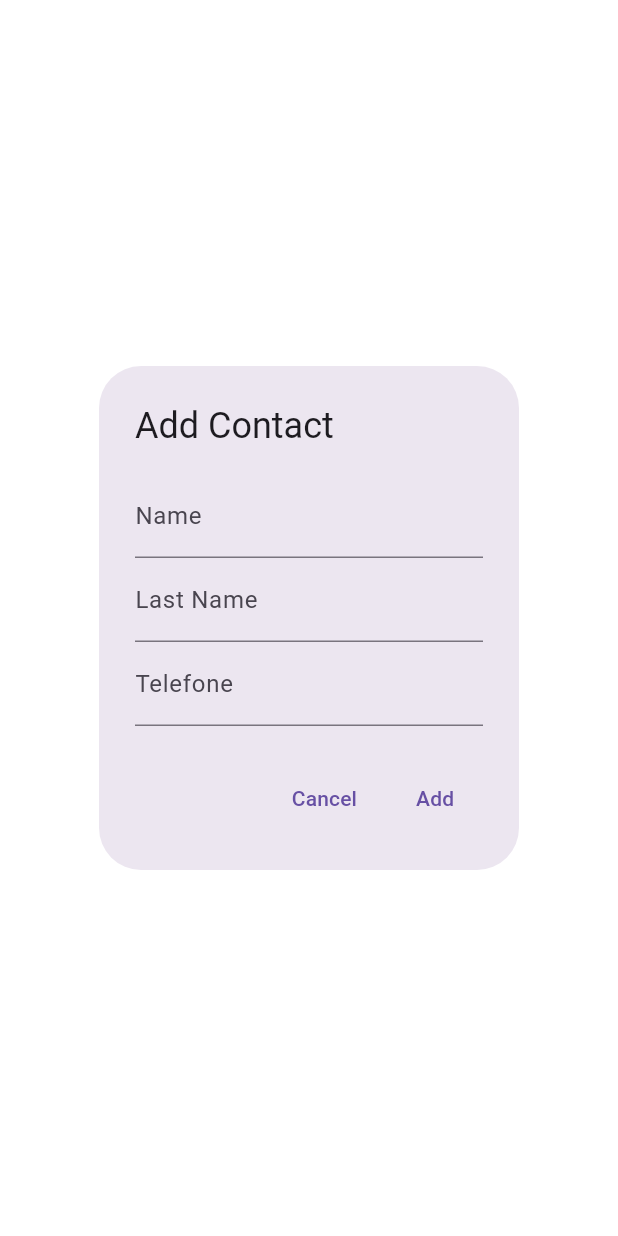
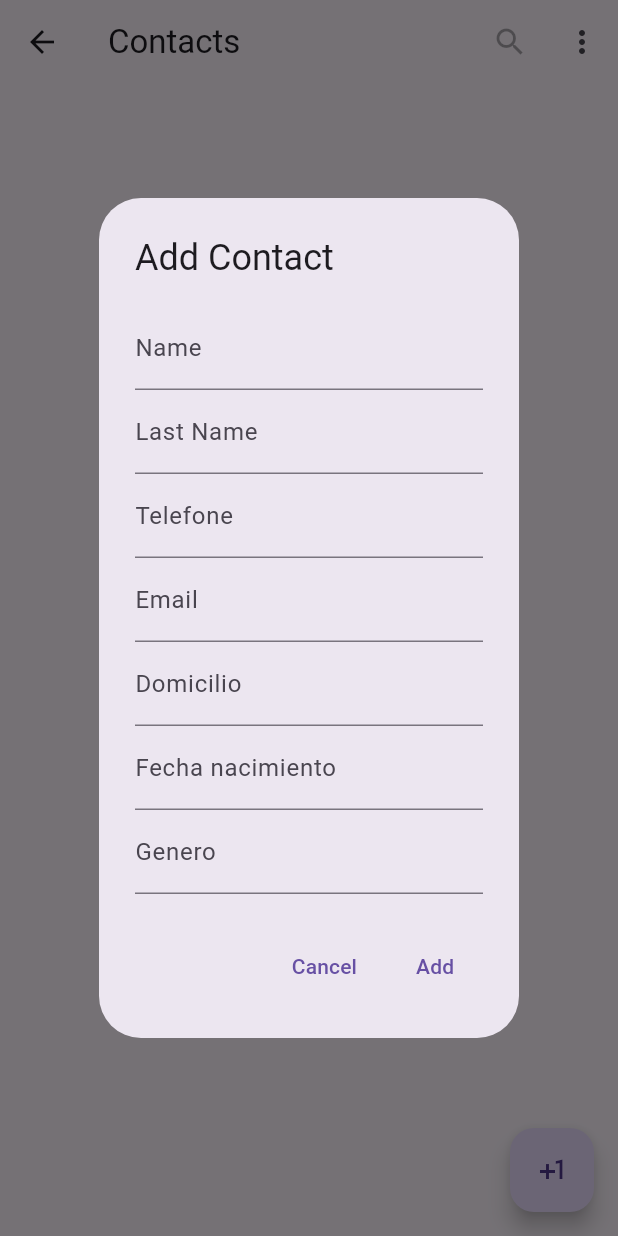
Before and after one commit to MassimoDamiano/my_agenda, a Flutter app: the Contacts screen opened directly, after a tap on the "plus one" icon, on a phone screen of 412 x 824 dp. Run offline on Flutter 3.47's test engine with Material 3 defaults, Android fonts, the phone set to English and light mode, and no system bars; our stand-ins replace another_flushbar, dio, shared_preferences, sqflite; accounts and stored records are empty; network calls fail.

Commit message:
Adaptando back

```diff
--- a/lib/Model/contact.dart
+++ b/lib/Model/contact.dart
@@ -5,6 +5,11 @@ class Contact {
   final String name;
   final String lastName;
   final int tel;
+  final String email;
+  final String address;
+  final DateTime? birthDate;
+  final String gender;
+  final int userId;
   final ValueNotifier<int> cant;
 
   Contact({
@@ -12,28 +17,79 @@ class Contact {
     required this.name,
     required this.lastName,
     required this.tel,
+    this.email = '',
+    this.address = '',
+    this.birthDate,
+    this.gender = '',
+    this.userId = 0,
     required this.cant,
   });
 
-  @override
-  bool operator ==(Object other) {
-    // TODO: implement ==
-    return super == other;
+  factory Contact.fromJson(Map<String, dynamic> json) {
+    final telefono = json['telefono'] ?? json['tel'] ?? 0;
+    final usuarioId = json['usuarioId'] ?? json['userId'] ?? 0;
+
+    return Contact(
+      id: json['id'] ?? 0,
+      name: json['nombre'] ?? json['name'] ?? '',
+      lastName: json['apellido'] ?? json['lastName'] ?? '',
+      tel: int.tryParse(telefono.toString()) ?? 0,
+      email: json['email'] ?? '',
+      address: json['domicilio'] ?? json['address'] ?? '',
+      birthDate: DateTime.tryParse(
+        (json['fechaNacimiento'] ?? json['birthDate'] ?? '').toString(),
+      ),
+      gender: json['genero'] ?? json['gender'] ?? '',
+      userId: int.tryParse(usuarioId.toString()) ?? 0,
+      cant: ValueNotifier<int>(json['cant'] ?? json['cantidad'] ?? 1),
+    );
   }
 
-  @override
-  // TODO: implement hashCode
-  int get hashCode => super.hashCode;
-
-  Contact copyWith({int? id, String? name, int? tel}) =>
-      Contact(id: this.id, name: this.name,lastName: this.lastName, tel: this.tel, cant: this.cant);
+  Contact copyWith({
+    int? id,
+    String? name,
+    String? lastName,
+    int? tel,
+    String? email,
+    String? address,
+    DateTime? birthDate,
+    String? gender,
+    int? userId,
+  }) {
+    return Contact(
+      id: id ?? this.id,
+      name: name ?? this.name,
+      lastName: lastName ?? this.lastName,
+      tel: tel ?? this.tel,
+      email: email ?? this.email,
+      address: address ?? this.address,
+      birthDate: birthDate ?? this.birthDate,
+      gender: gender ?? this.gender,
+      userId: userId ?? this.userId,
+      cant: cant,
+    );
+  }
 
   Map<String, dynamic> toMap() => {
     "id": id,
     "name": name,
     "lastName": lastName,
     "tel": tel,
+    "address": address,
+    "birthDate": birthDate?.toIso8601String(),
+    "gender": gender,
+    "userId": userId,
     "cantidad": cant.value,
+  };
+
+  Map<String, dynamic> toJson() => {
+    "nombre": name,
+    "apellido": lastName,
+    "telefono": tel.toString(),
+    "email": email,
+    "domicilio": address,
+    "fechaNacimiento": birthDate?.toIso8601String(),
+    "genero": gender,
   };
 
   @override
@@ -41,5 +97,4 @@ class Contact {
     int valor = cant.value;
     return '{id: $id,Name: $name, Last Name: $lastName,Tel: $tel ,cantidad: $valor}  \n';
   }
-
 }
--- /dev/null
+++ b/lib/Model/db/auth_api.dart
@@ -0,0 +1,36 @@
+import 'package:my_agenda/Model/db/api_client.dart';
+import 'package:shared_preferences/shared_preferences.dart';
+
+class AuthApi {
+  Future<void> login(String email, String password) async {
+    final response = await ApiClient.dio.post(
+      '/api/auth/login',
+      data: {'email': email, 'password': password},
+    );
+
+    final token = response.data['token'] ?? response.data['Token'];
+
+    if (token == null) {
+      throw Exception('No se recibio token');
+    }
+
+    final prefs = await SharedPreferences.getInstance();
+    await prefs.setString('token', token.toString());
+    await prefs.setBool('isLoggedIn', true);
+    await prefs.setString('name', email);
+  }
+
+  Future<void> register(String email, String password) async {
+    await ApiClient.dio.post(
+      '/api/auth/register',
+      data: { 'email': email, 'password': password},
+    );
+  }
+
+  Future<void> logout() async {
+    final prefs = await SharedPreferences.getInstance();
+    await prefs.remove('token');
+    await prefs.remove('isLoggedIn');
+    await prefs.remove('name');
+  }
+}
--- /dev/null
+++ b/lib/Model/db/contactos_api.dart
@@ -0,0 +1,41 @@
+import 'package:my_agenda/Model/contact.dart';
+import 'package:my_agenda/Model/db/api_client.dart';
+
+class ContactosApi {
+  Future<List<Contact>> obtenerTodos() async {
+    final response = await ApiClient.dio.get('/minimal/contactos');
+    final List data = response.data;
+
+    return data
+        .map((json) => Contact.fromJson(Map<String, dynamic>.from(json)))
+        .toList();
+  }
+
+  Future<Contact> obtenerPorId(int id) async {
+    final response = await ApiClient.dio.get('/api/contacto/$id');
+
+    return Contact.fromJson(Map<String, dynamic>.from(response.data));
+  }
+
+  Future<Contact> agregar(Contact contact) async {
+    final response = await ApiClient.dio.post(
+      '/api/contacto/add',
+      data: contact.toJson(),
+    );
+
+    return Contact.fromJson(Map<String, dynamic>.from(response.data));
+  }
+
+  Future<Contact> editar(Contact contact) async {
+    final response = await ApiClient.dio.put(
+      '/api/contacto/edit/${contact.id}',
+      data: contact.toJson(),
+    );
+
+    return Contact.fromJson(Map<String, dynamic>.from(response.data));
+  }
+
+  Future<void> eliminar(int id) async {
+    await ApiClient.dio.delete('/api/contacto/delete/$id');
+  }
+}
--- a/lib/Model/db/db.dart
+++ b/lib/Model/db/db.dart
@@ -17,7 +17,6 @@ class ContactsDBHelper {
   static const _dbVersion = 1;
   static const _tableName = 'contacts';
 
-  Database? _db;
   final _initLock =
       Completer<
         void
@@ -81,7 +80,6 @@ class ContactsDBHelper {
     );
   }
 
-
   Future<List<Contact>> getContacts({
     String? search,
     String orderBy = 'name ASC',
@@ -101,8 +99,8 @@ class ContactsDBHelper {
       orderBy: orderBy,
     );
 
-    return rows.map(
-      (m) {
+    return rows
+        .map((m) {
           return Contact(
             id: m['id'] as int,
             name: m['name'] as String,
@@ -110,10 +108,8 @@ class ContactsDBHelper {
             tel: m['tel'] as int,
             cant: ValueNotifier<int>(m['cant'] as int),
           );
-      },
-    ).toList(growable: false);
-
-
+        })
+        .toList(growable: false);
   }
 
   Future<int> updateContact(Contact contact) async {
--- a/lib/Providers/contacts_provider.dart
+++ b/lib/Providers/contacts_provider.dart
@@ -7,7 +7,7 @@ import 'package:my_agenda/Model/contact.dart';
 class CProvider extends ChangeNotifier {
   final _db = ContactsDBHelper.instance;
 
-  List<Contact> _contacts = [];
+  final List<Contact> _contacts = [];
   bool _isLoading = false;
 
   UnmodifiableListView<Contact> get contacts => UnmodifiableListView(_contacts);
@@ -55,8 +55,6 @@ class CProvider extends ChangeNotifier {
       return true;
     }
     return false;
-
-
   }
 
   void eliminarContact(int id) async {
--- a/lib/Providers/provider.dart
+++ b/lib/Providers/provider.dart
@@ -1,40 +1,53 @@
+import 'dart:collection';
+
 import 'package:flutter/material.dart';
 import 'package:my_agenda/Model/contact.dart';
-import 'dart:collection';
+import 'package:my_agenda/Model/db/contactos_api.dart';
 
 class ContactsProvider extends ChangeNotifier {
+  final ContactosApi _api = ContactosApi();
   List<Contact> _contacts = [];
+  bool _isLoading = false;
 
   UnmodifiableListView<Contact> get items => UnmodifiableListView(_contacts);
+  bool get isLoading => _isLoading;
 
   Set<Contact> contactSelected = {};
 
   int get cantContacts => _contacts.length;
 
-  // ✅ Constructor correcto
-  ContactsProvider() {
-    generateContacts();
+  Future<void> cargarContacts() async {
+    _isLoading = true;
+    notifyListeners();
+
+    try {
+      _contacts = await _api.obtenerTodos();
+    } finally {
+      _isLoading = false;
+      notifyListeners();
+    }
   }
 
-  void generateContacts() {
-    _contacts.add(
-      Contact(id: 1, name: "Massimo",lastName: "Massimo",  tel: 3512897267, cant: ValueNotifier(1)),
-    );
-    _contacts.add(
-      Contact(id: 2, name: "faximo",lastName: "Massimo",   tel: 3512896667, cant: ValueNotifier(1)),
-    );
-    _contacts.add(
-      Contact(id: 3, name: "gateo",lastName: "Massimo",  tel: 3515877267, cant: ValueNotifier(1)),
-    );
-  }
-
-  void addContact(Contact contact) {
-    _contacts.add(contact);
+  Future<void> addContact(Contact contact) async {
+    final creado = await _api.agregar(contact);
+    _contacts.add(creado);
     notifyListeners();
   }
 
-  void removeContact(Contact contact) {
-    _contacts.remove(contact); // 🔥 antes estaba MAL
+  Future<void> updateContact(Contact contact) async {
+    final editado = await _api.editar(contact);
+    final index = _contacts.indexWhere((c) => c.id == editado.id);
+
+    if (index != -1) {
+      _contacts[index] = editado;
+      notifyListeners();
+    }
+  }
+
+  Future<void> removeContact(Contact contact) async {
+    await _api.eliminar(contact.id);
+
+    _contacts.removeWhere((c) => c.id == contact.id);
     notifyListeners();
   }
 }
--- a/lib/Screens/contacts.dart
+++ b/lib/Screens/contacts.dart
@@ -1,4 +1,5 @@
 import 'package:flutter/material.dart';
+import 'package:my_agenda/Providers/login_provider.dart';
 import 'package:my_agenda/Providers/provider.dart';
 import 'package:my_agenda/widgets/addContactForm.dart';
 import 'package:my_agenda/widgets/list_contacts.dart';
@@ -13,6 +14,14 @@ class Contacts extends StatefulWidget {
 
 class _ContactsState extends State<Contacts> {
   @override
+  void initState() {
+    super.initState();
+    WidgetsBinding.instance.addPostFrameCallback((_) {
+      context.read<ContactsProvider>().cargarContacts();
+    });
+  }
+
+  @override
   Widget build(BuildContext context) {
     return Scaffold(
       appBar: AppBar(
@@ -20,9 +29,20 @@ class _ContactsState extends State<Contacts> {
 
         actions: [
           IconButton(onPressed: (null), icon: Icon(Icons.search)),
-          PopupMenuButton(
+          PopupMenuButton<String>(
+            onSelected: (value) async {
+              if (value == "logout") {
+                await context.read<LoginProvider>().logout();
+
+                Navigator.pushNamedAndRemoveUntil(
+                  context,
+                  '/login',
+                  (route) => false,
+                );
+              }
+            },
             itemBuilder: (context) => [
-              PopupMenuItem(value: "logout", child: Text("Logout")),
+              const PopupMenuItem(value: "logout", child: Text("Logout")),
             ],
           ),
         ],
@@ -30,9 +50,9 @@ class _ContactsState extends State<Contacts> {
       body: ListContacts(),
       floatingActionButton: FloatingActionButton(
         onPressed: () {
-          Navigator.push(
-            context,
-            MaterialPageRoute(builder: (context) => const Addcontactform()),
+          showDialog(
+            context: context,
+            builder: (context) => const Addcontactform(),
           );
         },
         child: Icon(Icons.plus_one_outlined),
--- a/lib/main.dart
+++ b/lib/main.dart
@@ -24,11 +24,10 @@ class MyApp extends StatelessWidget {
         title: "Contacts",
         debugShowCheckedModeBanner: false,
         home: Selector<LoginProvider, bool>(
-
           //Utilizamos selector porque buscamos que al recibir un cambio en el login provider
           // solamente llegue al build  cuando sufra un cambio isLoggedIn
-
-          selector: (_, p) => p.isLoggedIn, // verifica si tengo una sesion activa
+          selector: (_, p) =>
+              p.isLoggedIn, // verifica si tengo una sesion activa
 
           builder: (_, isLoggedIn, __) =>
               isLoggedIn ? const Contacts() : const Login(),
--- a/lib/widgets/addContactForm.dart
+++ b/lib/widgets/addContactForm.dart
@@ -4,7 +4,9 @@ import 'package:my_agenda/Providers/provider.dart';
 import 'package:provider/provider.dart';
 
 class Addcontactform extends StatefulWidget {
-  const Addcontactform({super.key});
+  final Contact? contact;
+
+  const Addcontactform({super.key, this.contact});
 
   @override
   State<Addcontactform> createState() => _AddcontactformState();
@@ -14,30 +16,61 @@ class _AddcontactformState extends State<Addcontactform> {
   final _nameController = TextEditingController();
   final _lastNameController = TextEditingController();
   final _telController = TextEditingController();
+  final _emailController = TextEditingController();
+  final _addressController = TextEditingController();
+  final _birthDateController = TextEditingController();
+  final _genderController = TextEditingController();
 
   Contact get _contact => Contact(
-    id: 0,
+    id: widget.contact?.id ?? 0,
     name: _nameController.text,
     lastName: _lastNameController.text,
     tel: int.tryParse(_telController.text) ?? 0,
+    email: _emailController.text,
+    address: _addressController.text,
+    birthDate: DateTime.tryParse(_birthDateController.text),
+    gender: _genderController.text,
+    userId: widget.contact?.userId ?? 0,
     cant: ValueNotifier<int>(1),
   );
+
+  bool get _isEditing => widget.contact != null;
+
+  @override
+  void initState() {
+    super.initState();
+
+    final contact = widget.contact;
+    if (contact != null) {
+      _nameController.text = contact.name;
+      _lastNameController.text = contact.lastName;
+      _telController.text = contact.tel.toString();
+      _emailController.text = contact.email;
+      _addressController.text = contact.address;
+      _birthDateController.text =
+          contact.birthDate?.toIso8601String().split('T').first ?? '';
+      _genderController.text = contact.gender;
+    }
+  }
 
   @override
   void dispose() {
     _nameController.dispose();
     _lastNameController.dispose();
     _telController.dispose();
+    _emailController.dispose();
+    _addressController.dispose();
+    _birthDateController.dispose();
+    _genderController.dispose();
     super.dispose();
   }
 
   @override
   Widget build(BuildContext context) {
-    final provider = context.watch<ContactsProvider>();
-
     return AlertDialog(
-      title: const Text("Add Contact"),
-      content: Column(
+      title: Text(_isEditing ? "Edit Contact" : "Add Contact"),
+      content: SingleChildScrollView(
+        child: Column(
           mainAxisSize: MainAxisSize.min,
           children: [
             TextField(
@@ -52,7 +85,27 @@ class _AddcontactformState extends State<Addcontactform> {
               controller: _telController,
               decoration: const InputDecoration(labelText: "Telefone"),
             ),
+            TextField(
+              controller: _emailController,
+              decoration: const InputDecoration(labelText: "Email"),
+            ),
+            TextField(
+              controller: _addressController,
+              decoration: const InputDecoration(labelText: "Domicilio"),
+            ),
+            TextField(
+              controller: _birthDateController,
+              decoration: const InputDecoration(
+                labelText: "Fecha nacimiento",
+                hintText: "yyyy-mm-dd",
+              ),
+            ),
+            TextField(
+              controller: _genderController,
+              decoration: const InputDecoration(labelText: "Genero"),
+            ),
           ],
+        ),
       ),
       actions: [
         TextButton(
@@ -60,11 +113,19 @@ class _AddcontactformState extends State<Addcontactform> {
           child: const Text("Cancel"),
         ),
         TextButton(
-          onPressed: () {
-            provider.addContact(_contact);
+          onPressed: () async {
+            final provider = context.read<ContactsProvider>();
+
+            if (_isEditing) {
+              await provider.updateContact(_contact);
+            } else {
+              await provider.addContact(_contact);
+            }
+
+            if (!context.mounted) return;
             Navigator.of(context).pop();
           },
-          child: const Text("Add"),
+          child: Text(_isEditing ? "Save" : "Add"),
         ),
       ],
     );
--- a/pubspec.yaml
+++ b/pubspec.yaml
@@ -31,6 +31,7 @@ dependencies:
   flutter:
     sdk: flutter
   shared_preferences: ^2.2.3
+  dio: ^5.7.0
 
   # The following adds the Cupertino Icons font to your application.
   # Use with the CupertinoIcons class for iOS style icons.
@@ -38,6 +39,7 @@ dependencies:
   provider: ^6.1.5+1
   another_flushbar: ^1.12.30
   sqflite: ^2.4.2
+  path: ^1.9.0
 
 
 dev_dependencies:
```
Also changed, not shown: lib/Model/db/api_client.dart (added, +28 -0 lines), lib/Providers/login_provider.dart (+13 -19 lines), lib/Screens/addContact.dart (+10 -12 lines), lib/Screens/login.dart (+48 -13 lines), lib/widgets/list_contacts.dart (+37 -10 lines), pubspec.lock, 1 other file. Lines whose indentation alone changed are shown as unchanged.
